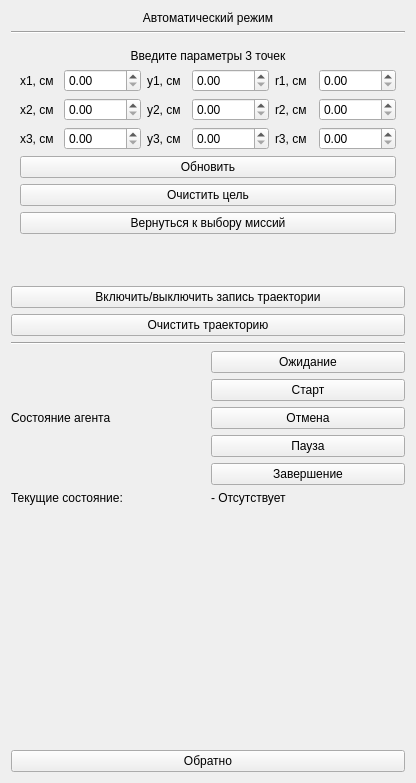
The window that mods/mode_automatic.ui (hydronautics-team/UMAS_GUI) describes before a commit, drawn with Qt 5.
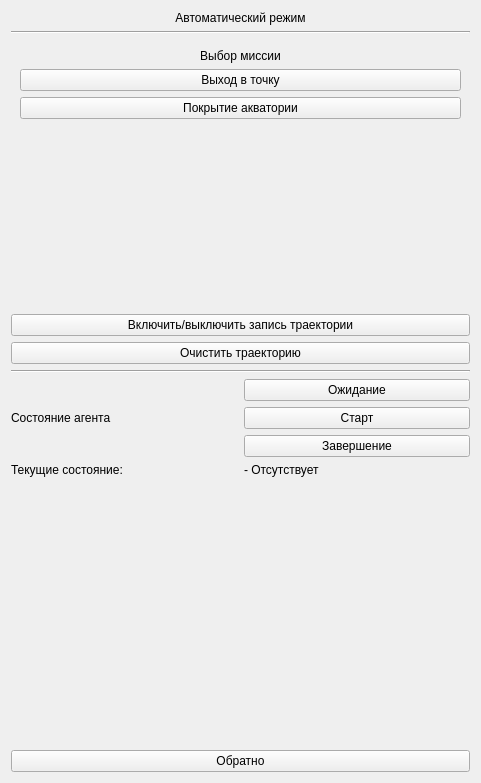
The same window after the commit. The open tabs and pages were chosen to show the change.

```diff
--- a/mods/mode_automatic.ui
+++ b/mods/mode_automatic.ui
@@ -6,7 +6,7 @@
    <rect>
     <x>0</x>
     <y>0</y>
-    <width>413</width>
+    <width>481</width>
     <height>783</height>
    </rect>
   </property>
@@ -69,20 +69,6 @@
            </property>
           </widget>
          </item>
-         <item>
-          <widget class="QPushButton" name="pushButton_missionPlanning_following">
-           <property name="text">
-            <string>Следование</string>
-           </property>
-          </widget>
-         </item>
-         <item>
-          <widget class="QPushButton" name="pushButton_missionPlanning_go_trajectory">
-           <property name="text">
-            <string>Движение по траектории</string>
-           </property>
-          </widget>
-         </item>
          <item>
           <widget class="QPushButton" name="pushButton_missionPlanning_cpp">
            <property name="text">
@@ -105,192 +91,6 @@
          </item>
         </layout>
        </widget>
-       <widget class="QWidget" name="page">
-        <layout class="QVBoxLayout" name="verticalLayout_9">
-         <item>
-          <widget class="QLabel" name="label_54">
-           <property name="text">
-            <string>Введите параметры 3 точек</string>
-           </property>
-           <property name="alignment">
-            <set>Qt::AlignCenter</set>
-           </property>
-          </widget>
-         </item>
-         <item>
-          <layout class="QHBoxLayout" name="horizontalLayout_12">
-           <item>
-            <widget class="QLabel" name="label_missionPlanning_go_trajectory_x">
-             <property name="text">
-              <string>x1, см</string>
-             </property>
-            </widget>
-           </item>
-           <item>
-            <widget class="QDoubleSpinBox" name="doubleSpinBox_missionPlanning_go_trajectory_x_1">
-             <property name="maximum">
-              <double>10000.000000000000000</double>
-             </property>
-            </widget>
-           </item>
-           <item>
-            <widget class="QLabel" name="label_57">
-             <property name="text">
-              <string>y1, см</string>
-             </property>
-            </widget>
-           </item>
-           <item>
-            <widget class="QDoubleSpinBox" name="doubleSpinBox_missionPlanning_go_trajectory_y_1">
-             <property name="maximum">
-              <double>10000.000000000000000</double>
-             </property>
-            </widget>
-           </item>
-           <item>
-            <widget class="QLabel" name="label_58">
-             <property name="text">
-              <string>r1, см</string>
-             </property>
-            </widget>
-           </item>
-           <item>
-            <widget class="QDoubleSpinBox" name="doubleSpinBox_missionPlanning_go_trajectory_r_1">
-             <property name="maximum">
-              <double>10000.000000000000000</double>
-             </property>
-            </widget>
-           </item>
-          </layout>
-         </item>
-         <item>
-          <layout class="QHBoxLayout" name="horizontalLayout_13">
-           <item>
-            <widget class="QLabel" name="label_missionPlanning_go_trajectory_x_2">
-             <property name="text">
-              <string>x2, см</string>
-             </property>
-            </widget>
-           </item>
-           <item>
-            <widget class="QDoubleSpinBox" name="doubleSpinBox_missionPlanning_go_trajectory_x_2">
-             <property name="maximum">
-              <double>10000.000000000000000</double>
-             </property>
-            </widget>
-           </item>
-           <item>
-            <widget class="QLabel" name="label_59">
-             <property name="text">
-              <string>y2, см</string>
-             </property>
-            </widget>
-           </item>
-           <item>
-            <widget class="QDoubleSpinBox" name="doubleSpinBox_missionPlanning_go_trajectory_y_2">
-             <property name="maximum">
-              <double>10000.000000000000000</double>
-             </property>
-            </widget>
-           </item>
-           <item>
-            <widget class="QLabel" name="label_60">
-             <property name="text">
-              <string>r2, см</string>
-             </property>
-            </widget>
-           </item>
-           <item>
-            <widget class="QDoubleSpinBox" name="doubleSpinBox_missionPlanning_go_trajectory_r_2">
-             <property name="maximum">
-              <double>10000.000000000000000</double>
-             </property>
-            </widget>
-           </item>
-          </layout>
-         </item>
-         <item>
-          <layout class="QHBoxLayout" name="horizontalLayout_14">
-           <item>
-            <widget class="QLabel" name="label_missionPlanning_goto_trajectory_x_3">
-             <property name="text">
-              <string>x3, см</string>
-             </property>
-            </widget>
-           </item>
-           <item>
-            <widget class="QDoubleSpinBox" name="doubleSpinBox_missionPlanning_go_trajectory_x_3">
-             <property name="maximum">
-              <double>10000.000000000000000</double>
-             </property>
-            </widget>
-           </item>
-           <item>
-            <widget class="QLabel" name="label_61">
-             <property name="text">
-              <string>y3, см</string>
-             </property>
-            </widget>
-           </item>
-           <item>
-            <widget class="QDoubleSpinBox" name="doubleSpinBox_missionPlanning_go_trajectory_y_3">
-             <property name="maximum">
-              <double>10000.000000000000000</double>
-             </property>
-            </widget>
-           </item>
-           <item>
-            <widget class="QLabel" name="label_62">
-             <property name="text">
-              <string>r3, см</string>
-             </property>
-            </widget>
-           </item>
-           <item>
-            <widget class="QDoubleSpinBox" name="doubleSpinBox_missionPlanning_go_trajectory_r_3">
-             <property name="maximum">
-              <double>10000.000000000000000</double>
-             </property>
-            </widget>
-           </item>
-          </layout>
-         </item>
-         <item>
-          <widget class="QPushButton" name="pushButton_missionPlanning_go_trajectory_update">
-           <property name="text">
-            <string>Обновить</string>
-           </property>
-          </widget>
-         </item>
-         <item>
-          <widget class="QPushButton" name="pushButton_missionPlanning_go_trajectory_clean">
-           <property name="text">
-            <string>Очистить цель</string>
-           </property>
-          </widget>
-         </item>
-         <item>
-          <widget class="QPushButton" name="pushButton_missionPlanning_go_trajectory_back">
-           <property name="text">
-            <string>Вернуться к выбору миссий</string>
-           </property>
-          </widget>
-         </item>
-         <item>
-          <spacer name="verticalSpacer_7">
-           <property name="orientation">
-            <enum>Qt::Vertical</enum>
-           </property>
-           <property name="sizeHint" stdset="0">
-            <size>
-             <width>20</width>
-             <height>40</height>
-            </size>
-           </property>
-          </spacer>
-         </item>
-        </layout>
-       </widget>
        <widget class="QWidget" name="page_missionPlanning_goto">
         <layout class="QVBoxLayout" name="verticalLayout_11" stretch="0,0,0,0,0,0">
          <item>
@@ -503,20 +303,6 @@
            </property>
           </widget>
          </item>
-         <item>
-          <widget class="QPushButton" name="pushButton_missionControl_modeCancel">
-           <property name="text">
-            <string>Отмена</string>
-           </property>
-          </widget>
-         </item>
-         <item>
-          <widget class="QPushButton" name="pushButton_missionControl_modeStop">
-           <property name="text">
-            <string>Пауза</string>
-           </property>
-          </widget>
-         </item>
          <item>
           <widget class="QPushButton" name="pushButton_missionControl_modeComplete">
            <property name="text">
```
